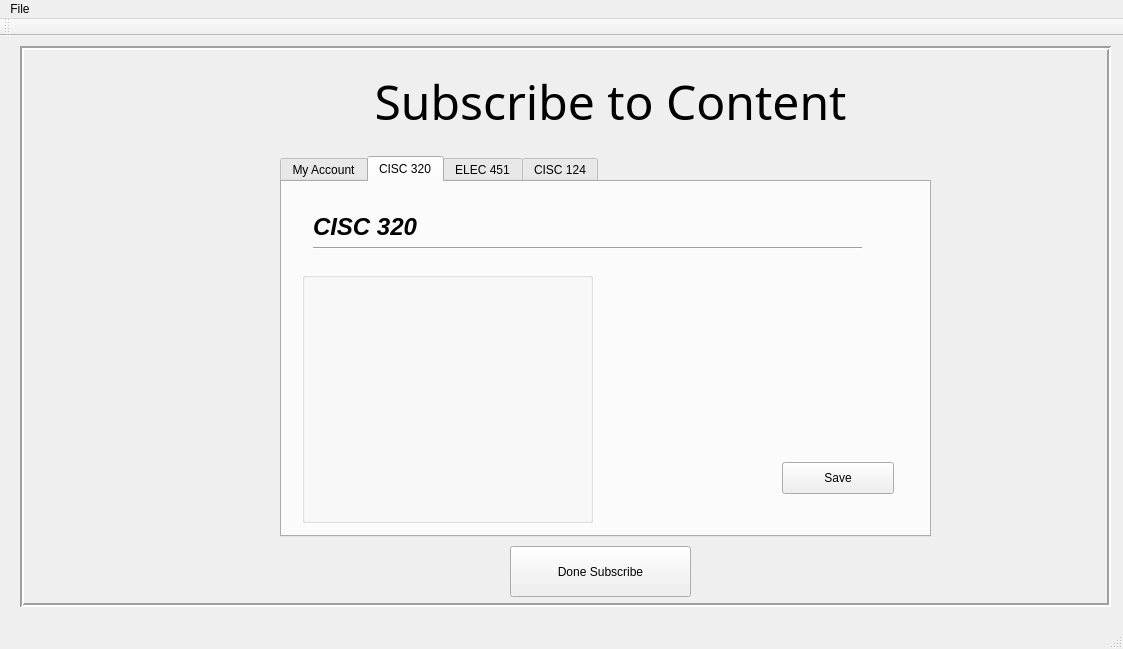
Before: the Qt Designer form GUIProject/QtGUI/Mainwindow.ui in johan1252/QNoteGet, drawn with Qt 5.
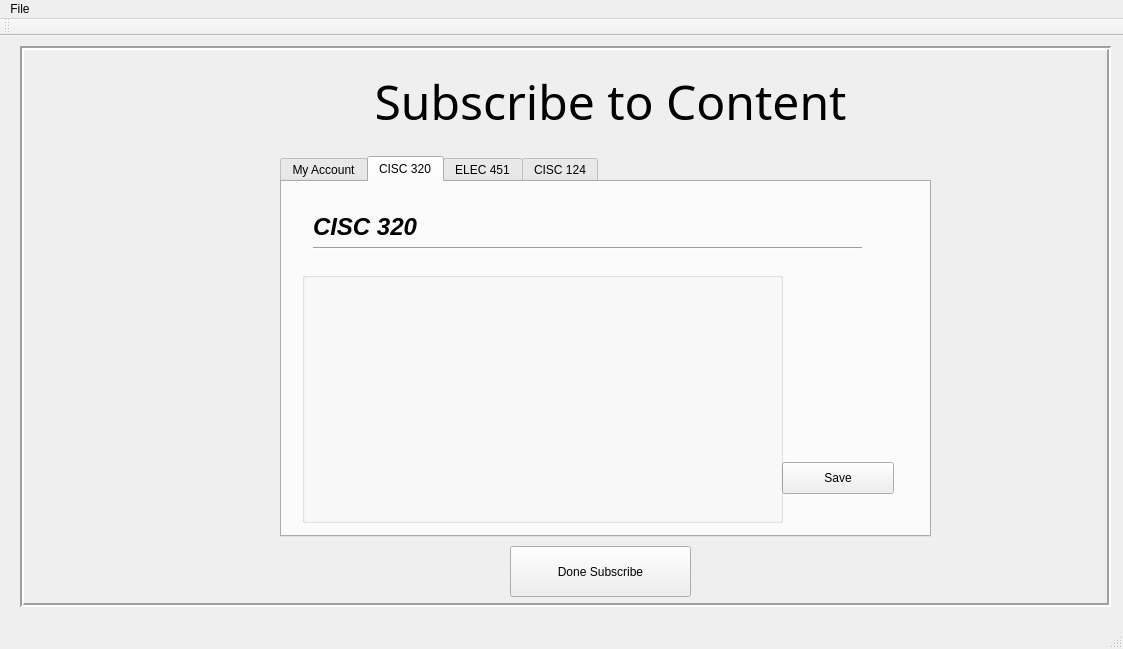
After: the same form once the commit is applied. The open tabs and pages were chosen to show the change. Icons and pictures are not drawn.

The edit to the form file:
```diff
--- a/GUIProject/QtGUI/Mainwindow.ui
+++ b/GUIProject/QtGUI/Mainwindow.ui
@@ -855,7 +855,7 @@
           <rect>
            <x>20</x>
            <y>90</y>
-           <width>291</width>
+           <width>481</width>
            <height>251</height>
           </rect>
          </property>
```
Left out of the diff: 8 changed lines with no effect on the pictures.
